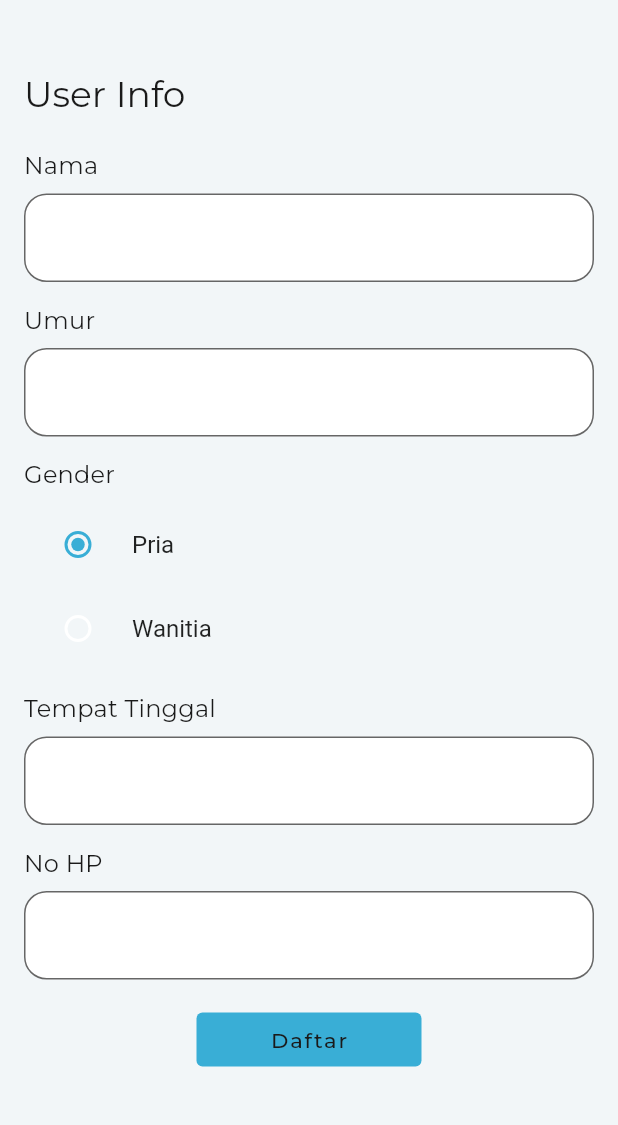
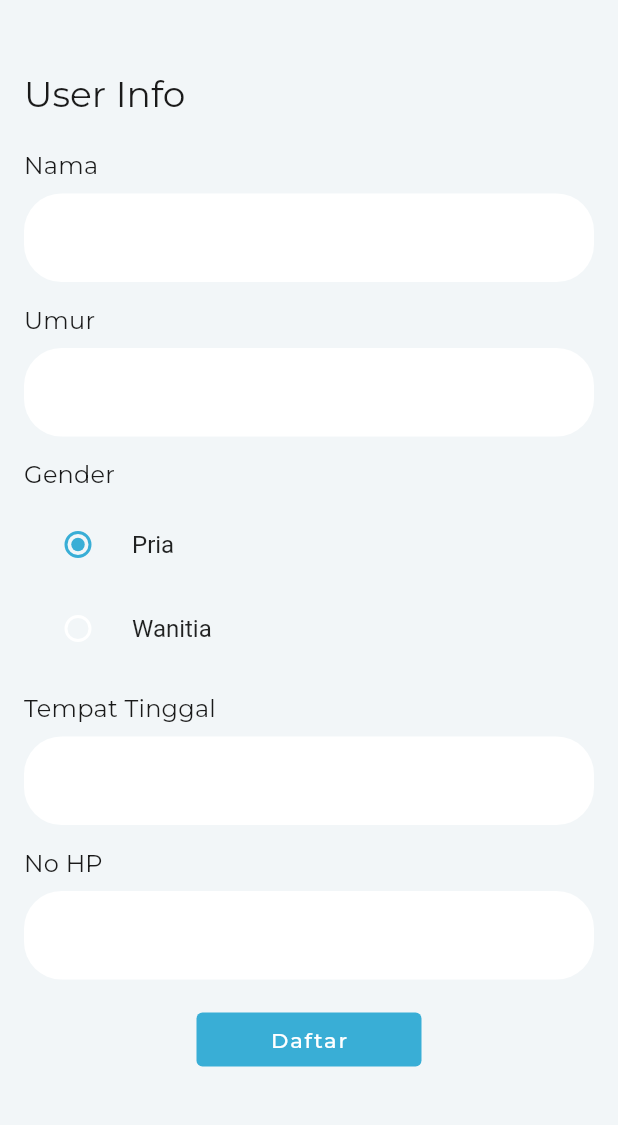
Before and after one commit to AlbienOS/healthy_life_buddy, a Flutter app: the UserDataRegistrationPage screen opened by its route, on a phone screen of 412 x 824 dp, the part 111-1236 px from its top. Run offline on Flutter 3.47's test engine with Material 2 defaults, Android fonts, the phone set to English and light mode, and no system bars; our stand-ins replace cloud_firestore, firebase_auth, firebase_core, flutter_local_notifications, flutter_rating_bar, google_fonts and 3 more; missing offline and left inert: android_alarm_manager_plus; accounts and stored records are empty.

Commit message:
fix bug when load article list for the first time and modify textfield and textformfiled interface

```diff
--- a/lib/interface/article_page.dart
+++ b/lib/interface/article_page.dart
@@ -188,7 +188,7 @@ class ListOfArticles extends StatelessWidget {
                                             ),
                                           ),
                                           Text(
-                                            snapshot.like.toString(),
+                                            snapshot.article[i].like.toString(),
                                             style: textTheme.subtitle1?.apply(
                                                 color: Theme.of(context)
                                                     .colorScheme
@@ -205,7 +205,8 @@ class ListOfArticles extends StatelessWidget {
                                             ),
                                           ),
                                           Text(
-                                            snapshot.dislike.toString(),
+                                            snapshot.article[i].dislike
+                                                .toString(),
                                             style: textTheme.subtitle1?.apply(
                                                 color: Theme.of(context)
                                                     .colorScheme
--- a/lib/interface/home_page.dart
+++ b/lib/interface/home_page.dart
@@ -46,7 +46,6 @@ class ListOfSportsVenues extends StatefulWidget {
 
 class _ListOfSportsVenuesState extends State<ListOfSportsVenues> {
   final TextEditingController _searchController = TextEditingController();
-  final _formKey = GlobalKey<FormState>();
 
   @override
   void dispose() {
--- a/lib/interface/user_data_registration_page.dart
+++ b/lib/interface/user_data_registration_page.dart
@@ -83,7 +83,7 @@ class _UserDataRegistrationPageState extends State<UserDataRegistrationPage> {
                                 style: textTheme.button?.apply(
                                     color: Theme.of(context)
                                         .colorScheme
-                                        .onBackground),
+                                        .onPrimary),
                               ),
                               onPressed: () async {
                                 if (_formKey.currentState!.validate()) {
@@ -186,9 +186,27 @@ class PhoneNumberTextFormField extends StatelessWidget {
       decoration: InputDecoration(
         filled: true,
         fillColor: Colors.white,
-        border: OutlineInputBorder(
-          borderRadius: BorderRadius.circular(15),
+        errorBorder: OutlineInputBorder(
+          borderSide: BorderSide(
+              color: Theme.of(context).colorScheme.error, width: 2.0),
+          borderRadius: BorderRadius.circular(25),
         ),
+        focusedErrorBorder: OutlineInputBorder(
+          borderSide: BorderSide(
+              color: Theme.of(context).colorScheme.error, width: 2.0),
+          borderRadius: BorderRadius.circular(25),
+        ),
+        enabledBorder: OutlineInputBorder(
+          borderSide: BorderSide.none,
+          borderRadius: BorderRadius.circular(25),
+        ),
+        focusedBorder: OutlineInputBorder(
+          borderSide: BorderSide(
+              color: Theme.of(context).colorScheme.primary, width: 2.0),
+          borderRadius: BorderRadius.circular(25),
+        ),
+        errorStyle: textTheme.caption
+            ?.apply(color: Theme.of(context).colorScheme.error),
       ),
     );
   }
@@ -214,9 +232,27 @@ class AddressTextFormField extends StatelessWidget {
       decoration: InputDecoration(
         filled: true,
         fillColor: Colors.white,
-        border: OutlineInputBorder(
-          borderRadius: BorderRadius.circular(15),
+        errorBorder: OutlineInputBorder(
+          borderSide: BorderSide(
+              color: Theme.of(context).colorScheme.error, width: 2.0),
+          borderRadius: BorderRadius.circular(25),
         ),
+        focusedErrorBorder: OutlineInputBorder(
+          borderSide: BorderSide(
+              color: Theme.of(context).colorScheme.error, width: 2.0),
+          borderRadius: BorderRadius.circular(25),
+        ),
+        enabledBorder: OutlineInputBorder(
+          borderSide: BorderSide.none,
+          borderRadius: BorderRadius.circular(25),
+        ),
+        focusedBorder: OutlineInputBorder(
+          borderSide: BorderSide(
+              color: Theme.of(context).colorScheme.primary, width: 2.0),
+          borderRadius: BorderRadius.circular(25),
+        ),
+        errorStyle: textTheme.caption
+            ?.apply(color: Theme.of(context).colorScheme.error),
       ),
     );
   }
@@ -244,9 +280,27 @@ class AgeTextFormField extends StatelessWidget {
       decoration: InputDecoration(
         filled: true,
         fillColor: Colors.white,
-        border: OutlineInputBorder(
-          borderRadius: BorderRadius.circular(15),
+        errorBorder: OutlineInputBorder(
+          borderSide: BorderSide(
+              color: Theme.of(context).colorScheme.error, width: 2.0),
+          borderRadius: BorderRadius.circular(25),
         ),
+        focusedErrorBorder: OutlineInputBorder(
+          borderSide: BorderSide(
+              color: Theme.of(context).colorScheme.error, width: 2.0),
+          borderRadius: BorderRadius.circular(25),
+        ),
+        enabledBorder: OutlineInputBorder(
+          borderSide: BorderSide.none,
+          borderRadius: BorderRadius.circular(25),
+        ),
+        focusedBorder: OutlineInputBorder(
+          borderSide: BorderSide(
+              color: Theme.of(context).colorScheme.primary, width: 2.0),
+          borderRadius: BorderRadius.circular(25),
+        ),
+        errorStyle: textTheme.caption
+            ?.apply(color: Theme.of(context).colorScheme.error),
       ),
     );
   }
@@ -273,9 +327,27 @@ class NameTextFormField extends StatelessWidget {
       decoration: InputDecoration(
         filled: true,
         fillColor: Colors.white,
-        border: OutlineInputBorder(
-          borderRadius: BorderRadius.circular(15),
+        errorBorder: OutlineInputBorder(
+          borderSide: BorderSide(
+              color: Theme.of(context).colorScheme.error, width: 2.0),
+          borderRadius: BorderRadius.circular(25),
         ),
+        focusedErrorBorder: OutlineInputBorder(
+          borderSide: BorderSide(
+              color: Theme.of(context).colorScheme.error, width: 2.0),
+          borderRadius: BorderRadius.circular(25),
+        ),
+        enabledBorder: OutlineInputBorder(
+          borderSide: BorderSide.none,
+          borderRadius: BorderRadius.circular(25),
+        ),
+        focusedBorder: OutlineInputBorder(
+          borderSide: BorderSide(
+              color: Theme.of(context).colorScheme.primary, width: 2.0),
+          borderRadius: BorderRadius.circular(25),
+        ),
+        errorStyle: textTheme.caption
+            ?.apply(color: Theme.of(context).colorScheme.error),
       ),
     );
   }
--- a/lib/provider/article_provider.dart
+++ b/lib/provider/article_provider.dart
@@ -84,6 +84,7 @@ class ArticleProvider with ChangeNotifier {
       }
       await getReviewCount(articleId);
       _state = CurrentState.isSuccsess;
+      fetchArticleList();
       notifyListeners();
     } catch (e) {
       _state = CurrentState.isError;
@@ -112,6 +113,7 @@ class ArticleProvider with ChangeNotifier {
       }
       await getReviewCount(articleId);
       _state = CurrentState.isSuccsess;
+      fetchArticleList();
       notifyListeners();
     } catch (e) {
       _state = CurrentState.isError;
```
Also changed, not shown: lib/interface/login_page.dart (+16 -4 lines), lib/interface/registration_page.dart (+54 -6 lines).
